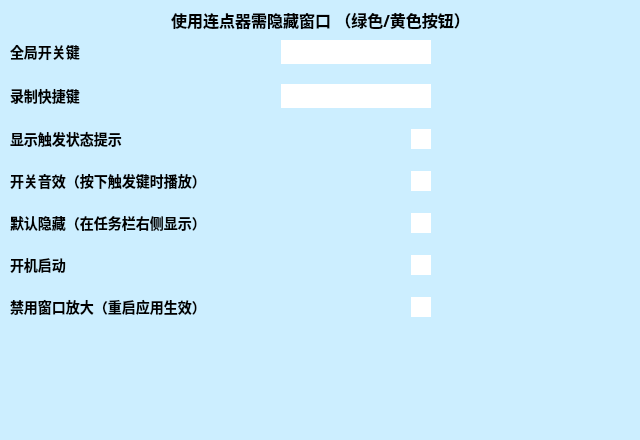
Above: .ui/SettingsUi.ui from hongliangdu/Quickinput before the change. Below: the same form after it.
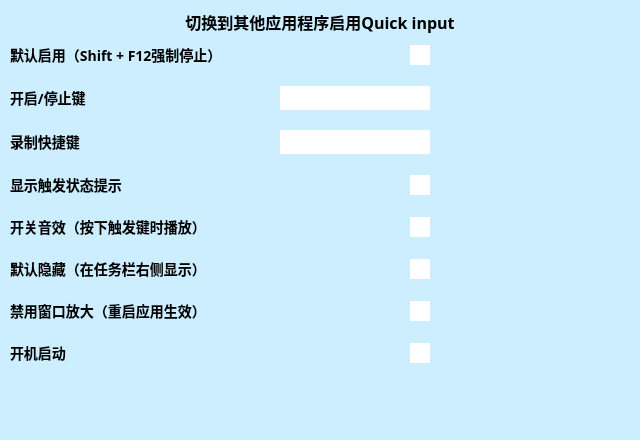
That is the form after the change. Custom widgets are drawn as their Qt base class.

Commit message: 1：增加默认启用 2：增加默认参数

The edit to the form file:
```diff
--- a/.ui/SettingsUi.ui
+++ b/.ui/SettingsUi.ui
@@ -16,15 +16,24 @@
   <property name="styleSheet">
    <string notr="true">#SettingsUiClass{background-color:#CEF;border-bottom-left-radius:10px;border-bottom-right-radius:10px;}</string>
   </property>
+  <layout class="QVBoxLayout" name="verticalLayout_2">
+   <property name="spacing">
+    <number>10</number>
+   </property>
+   <property name="leftMargin">
+    <number>10</number>
+   </property>
+   <property name="topMargin">
+    <number>10</number>
+   </property>
+   <property name="rightMargin">
+    <number>10</number>
+   </property>
+   <property name="bottomMargin">
+    <number>10</number>
+   </property>
+   <item>
   <widget class="QLabel" name="lbSettings">
-   <property name="geometry">
-    <rect>
-     <x>10</x>
-     <y>10</y>
-     <width>621</width>
-     <height>20</height>
-    </rect>
-   </property>
    <property name="font">
     <font>
      <family>Microsoft YaHei</family>
@@ -37,25 +46,97 @@
     <string notr="true">font-family:&quot;Microsoft YaHei&quot;;font-size:16px;</string>
    </property>
    <property name="text">
-    <string>使用连点器需隐藏窗口 （绿色/黄色按钮）</string>
+      <string>切换到其他应用程序启用Quick input</string>
    </property>
    <property name="alignment">
     <set>Qt::AlignCenter</set>
    </property>
   </widget>
-  <widget class="QWidget" name="verticalLayoutWidget">
-   <property name="geometry">
-    <rect>
-     <x>10</x>
-     <y>40</y>
-     <width>421</width>
-     <height>391</height>
-    </rect>
-   </property>
+   </item>
+   <item>
    <layout class="QVBoxLayout" name="verticalLayout">
     <property name="spacing">
      <number>20</number>
     </property>
+     <property name="leftMargin">
+      <number>0</number>
+     </property>
+     <property name="rightMargin">
+      <number>200</number>
+     </property>
+     <item>
+      <layout class="QHBoxLayout" name="horizontalLayout_9">
+       <item>
+        <widget class="QLabel" name="lbDefOn">
+         <property name="sizePolicy">
+          <sizepolicy hsizetype="Preferred" vsizetype="Preferred">
+           <horstretch>0</horstretch>
+           <verstretch>0</verstretch>
+          </sizepolicy>
+         </property>
+         <property name="font">
+          <font>
+           <family>Microsoft YaHei</family>
+           <pointsize>-1</pointsize>
+           <weight>75</weight>
+           <bold>true</bold>
+          </font>
+         </property>
+         <property name="toolTip">
+          <string/>
+         </property>
+         <property name="styleSheet">
+          <string notr="true">font-family:&quot;Microsoft YaHei&quot;;font-size:14px;</string>
+         </property>
+         <property name="text">
+          <string>默认启用（Shift + F12强制停止）</string>
+         </property>
+        </widget>
+       </item>
+       <item>
+        <widget class="QCheckBox" name="chbDefOn">
+         <property name="sizePolicy">
+          <sizepolicy hsizetype="Maximum" vsizetype="Maximum">
+           <horstretch>0</horstretch>
+           <verstretch>0</verstretch>
+          </sizepolicy>
+         </property>
+         <property name="font">
+          <font>
+           <family>微软雅黑</family>
+           <pointsize>10</pointsize>
+           <weight>75</weight>
+           <bold>true</bold>
+          </font>
+         </property>
+         <property name="focusPolicy">
+          <enum>Qt::ClickFocus</enum>
+         </property>
+         <property name="layoutDirection">
+          <enum>Qt::RightToLeft</enum>
+         </property>
+         <property name="styleSheet">
+          <string notr="true">QCheckBox::indicator {background-color:#FFF;width:20px;height:20px;}QCheckBox::indicator:checked {background-color:#888;}</string>
+         </property>
+         <property name="text">
+          <string/>
+         </property>
+         <property name="checkable">
+          <bool>true</bool>
+         </property>
+         <property name="autoRepeat">
+          <bool>false</bool>
+         </property>
+         <property name="autoExclusive">
+          <bool>false</bool>
+         </property>
+         <property name="tristate">
+          <bool>false</bool>
+         </property>
+        </widget>
+       </item>
+      </layout>
+     </item>
     <item>
      <layout class="QHBoxLayout" name="horizontalLayout_2">
       <item>
@@ -81,7 +162,7 @@
          <string notr="true">font-family:&quot;Microsoft YaHei&quot;;font-size:14px;</string>
         </property>
         <property name="text">
-         <string>全局开关键</string>
+          <string>开启/停止键</string>
         </property>
        </widget>
       </item>
@@ -403,6 +484,79 @@
       </item>
      </layout>
     </item>
+     <item>
+      <layout class="QHBoxLayout" name="horizontalLayout_6">
+       <item>
+        <widget class="QLabel" name="lbZoomBlock">
+         <property name="sizePolicy">
+          <sizepolicy hsizetype="Preferred" vsizetype="Preferred">
+           <horstretch>0</horstretch>
+           <verstretch>0</verstretch>
+          </sizepolicy>
+         </property>
+         <property name="font">
+          <font>
+           <family>Microsoft YaHei</family>
+           <pointsize>-1</pointsize>
+           <weight>75</weight>
+           <bold>true</bold>
+          </font>
+         </property>
+         <property name="toolTip">
+          <string/>
+         </property>
+         <property name="styleSheet">
+          <string notr="true">font-family:&quot;Microsoft YaHei&quot;;font-size:14px;</string>
+         </property>
+         <property name="text">
+          <string>禁用窗口放大（重启应用生效）</string>
+         </property>
+        </widget>
+       </item>
+       <item>
+        <widget class="QCheckBox" name="chbZoomBlock">
+         <property name="sizePolicy">
+          <sizepolicy hsizetype="Maximum" vsizetype="Maximum">
+           <horstretch>0</horstretch>
+           <verstretch>0</verstretch>
+          </sizepolicy>
+         </property>
+         <property name="font">
+          <font>
+           <family>微软雅黑</family>
+           <pointsize>10</pointsize>
+           <weight>75</weight>
+           <bold>true</bold>
+          </font>
+         </property>
+         <property name="focusPolicy">
+          <enum>Qt::ClickFocus</enum>
+         </property>
+         <property name="layoutDirection">
+          <enum>Qt::RightToLeft</enum>
+         </property>
+         <property name="styleSheet">
+          <string notr="true">QCheckBox::indicator {background-color:#FFF;width:20px;height:20px;}QCheckBox::indicator:checked {background-color:#888;}</string>
+         </property>
+         <property name="text">
+          <string/>
+         </property>
+         <property name="checkable">
+          <bool>true</bool>
+         </property>
+         <property name="autoRepeat">
+          <bool>false</bool>
+         </property>
+         <property name="autoExclusive">
+          <bool>false</bool>
+         </property>
+         <property name="tristate">
+          <bool>false</bool>
+         </property>
+        </widget>
+       </item>
+      </layout>
+     </item>
     <item>
      <layout class="QHBoxLayout" name="horizontalLayout_3">
       <item>
@@ -476,79 +630,6 @@
       </item>
      </layout>
     </item>
-    <item>
-     <layout class="QHBoxLayout" name="horizontalLayout_6">
-      <item>
-       <widget class="QLabel" name="lbZoom">
-        <property name="sizePolicy">
-         <sizepolicy hsizetype="Preferred" vsizetype="Preferred">
-          <horstretch>0</horstretch>
-          <verstretch>0</verstretch>
-         </sizepolicy>
-        </property>
-        <property name="font">
-         <font>
-          <family>Microsoft YaHei</family>
-          <pointsize>-1</pointsize>
-          <weight>75</weight>
-          <bold>true</bold>
-         </font>
-        </property>
-        <property name="toolTip">
-         <string/>
-        </property>
-        <property name="styleSheet">
-         <string notr="true">font-family:&quot;Microsoft YaHei&quot;;font-size:14px;</string>
-        </property>
-        <property name="text">
-         <string>禁用窗口放大（重启应用生效）</string>
-        </property>
-       </widget>
-      </item>
-      <item>
-       <widget class="QCheckBox" name="chbZoom">
-        <property name="sizePolicy">
-         <sizepolicy hsizetype="Maximum" vsizetype="Maximum">
-          <horstretch>0</horstretch>
-          <verstretch>0</verstretch>
-         </sizepolicy>
-        </property>
-        <property name="font">
-         <font>
-          <family>微软雅黑</family>
-          <pointsize>10</pointsize>
-          <weight>75</weight>
-          <bold>true</bold>
-         </font>
-        </property>
-        <property name="focusPolicy">
-         <enum>Qt::ClickFocus</enum>
-        </property>
-        <property name="layoutDirection">
-         <enum>Qt::RightToLeft</enum>
-        </property>
-        <property name="styleSheet">
-         <string notr="true">QCheckBox::indicator {background-color:#FFF;width:20px;height:20px;}QCheckBox::indicator:checked {background-color:#888;}</string>
-        </property>
-        <property name="text">
-         <string/>
-        </property>
-        <property name="checkable">
-         <bool>true</bool>
-        </property>
-        <property name="autoRepeat">
-         <bool>false</bool>
-        </property>
-        <property name="autoExclusive">
-         <bool>false</bool>
-        </property>
-        <property name="tristate">
-         <bool>false</bool>
-        </property>
-       </widget>
-      </item>
-     </layout>
-    </item>
     <item>
      <spacer name="verticalSpacer">
       <property name="orientation">
@@ -566,7 +647,8 @@
      </spacer>
     </item>
    </layout>
-  </widget>
+   </item>
+  </layout>
  </widget>
  <customwidgets>
   <customwidget>
```
Lines whose indentation alone changed are shown as unchanged. The commit also changes 24 other files.
